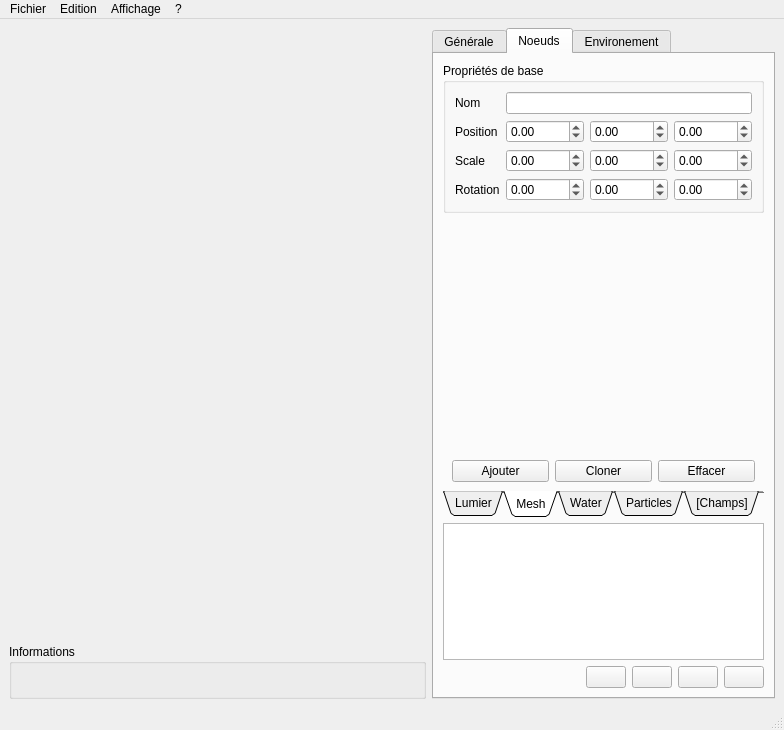
b4n92uid/theball-editor, file sources/interface.ui: the form before one commit.
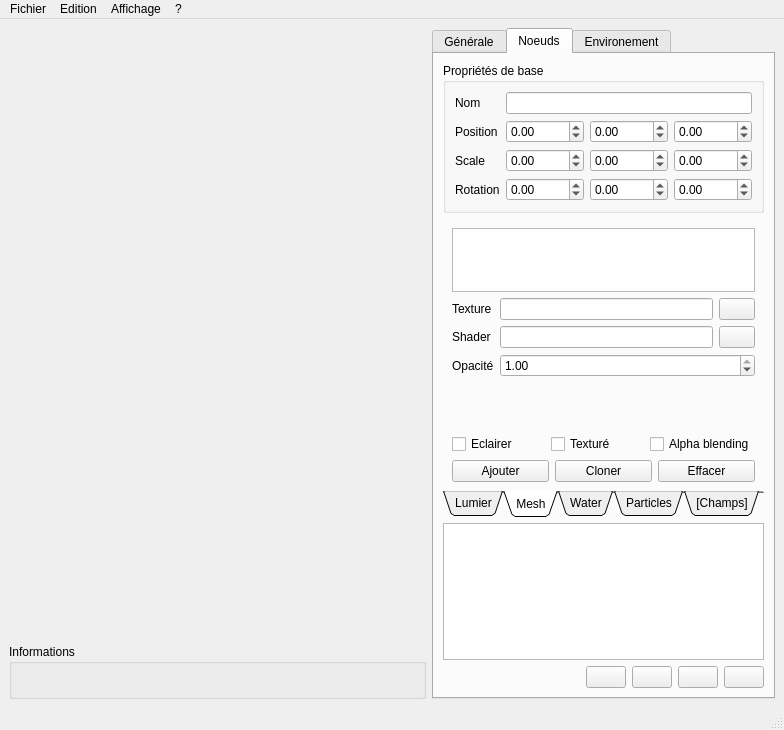
The form after the commit. The open tabs and pages were chosen to show the change. Icons and pictures are not drawn. Custom widgets are drawn as their Qt base class.

Commit message: Add interface for mesh material settings

What changed in the file:
```diff
--- a/sources/interface.ui
+++ b/sources/interface.ui
@@ -589,6 +589,102 @@
             <string>Mesh</string>
            </attribute>
            <layout class="QVBoxLayout" name="verticalLayout_10">
+            <item>
+             <widget class="QListView" name="node_mesh_materials">
+              <property name="maximumSize">
+               <size>
+                <width>16777215</width>
+                <height>64</height>
+               </size>
+              </property>
+             </widget>
+            </item>
+            <item>
+             <layout class="QFormLayout" name="formLayout_10">
+              <item row="0" column="0">
+               <widget class="QLabel" name="label_34">
+                <property name="text">
+                 <string>Texture</string>
+                </property>
+               </widget>
+              </item>
+              <item row="0" column="1">
+               <layout class="QHBoxLayout" name="horizontalLayout_31" stretch="6,1">
+                <item>
+                 <widget class="QLineEdit" name="node_mesh_texture"/>
+                </item>
+                <item>
+                 <widget class="QPushButton" name="node_mesh_texture_browse">
+                  <property name="sizePolicy">
+                   <sizepolicy hsizetype="Ignored" vsizetype="Fixed">
+                    <horstretch>0</horstretch>
+                    <verstretch>0</verstretch>
+                   </sizepolicy>
+                  </property>
+                  <property name="text">
+                   <string/>
+                  </property>
+                  <property name="icon">
+                   <iconset resource="ressource.qrc">
+                    <normaloff>:/Icons/icons/explore.png</normaloff>:/Icons/icons/explore.png</iconset>
+                  </property>
+                 </widget>
+                </item>
+               </layout>
+              </item>
+              <item row="1" column="0">
+               <widget class="QLabel" name="label_35">
+                <property name="text">
+                 <string>Shader</string>
+                </property>
+               </widget>
+              </item>
+              <item row="1" column="1">
+               <layout class="QHBoxLayout" name="horizontalLayout_32" stretch="6,1">
+                <item>
+                 <widget class="QLineEdit" name="node_mesh_shader"/>
+                </item>
+                <item>
+                 <widget class="QPushButton" name="node_mesh_shader_browse">
+                  <property name="sizePolicy">
+                   <sizepolicy hsizetype="Ignored" vsizetype="Fixed">
+                    <horstretch>0</horstretch>
+                    <verstretch>0</verstretch>
+                   </sizepolicy>
+                  </property>
+                  <property name="text">
+                   <string/>
+                  </property>
+                  <property name="icon">
+                   <iconset resource="ressource.qrc">
+                    <normaloff>:/Icons/icons/explore.png</normaloff>:/Icons/icons/explore.png</iconset>
+                  </property>
+                 </widget>
+                </item>
+               </layout>
+              </item>
+              <item row="2" column="0">
+               <widget class="QLabel" name="label_36">
+                <property name="text">
+                 <string>Opacité</string>
+                </property>
+               </widget>
+              </item>
+              <item row="2" column="1">
+               <widget class="QDoubleSpinBox" name="node_mesh_opacity">
+                <property name="maximum">
+                 <double>1.000000000000000</double>
+                </property>
+                <property name="singleStep">
+                 <double>0.100000000000000</double>
+                </property>
+                <property name="value">
+                 <double>1.000000000000000</double>
+                </property>
+               </widget>
+              </item>
+             </layout>
+            </item>
             <item>
              <spacer name="verticalSpacer_3">
               <property name="orientation">
@@ -602,6 +698,31 @@
               </property>
              </spacer>
             </item>
+            <item>
+             <layout class="QHBoxLayout" name="horizontalLayout_34">
+              <item>
+               <widget class="QCheckBox" name="node_mesh_lighted">
+                <property name="text">
+                 <string>Eclairer</string>
+                </property>
+               </widget>
+              </item>
+              <item>
+               <widget class="QCheckBox" name="node_mesh_textured">
+                <property name="text">
+                 <string>Texturé</string>
+                </property>
+               </widget>
+              </item>
+              <item>
+               <widget class="QCheckBox" name="node_mesh_alphablend">
+                <property name="text">
+                 <string>Alpha blending</string>
+                </property>
+               </widget>
+              </item>
+             </layout>
+            </item>
             <item>
              <layout class="QHBoxLayout" name="horizontalLayout_18">
               <item>
```
Left out of the diff: 52 changed lines with no effect on the pictures.
